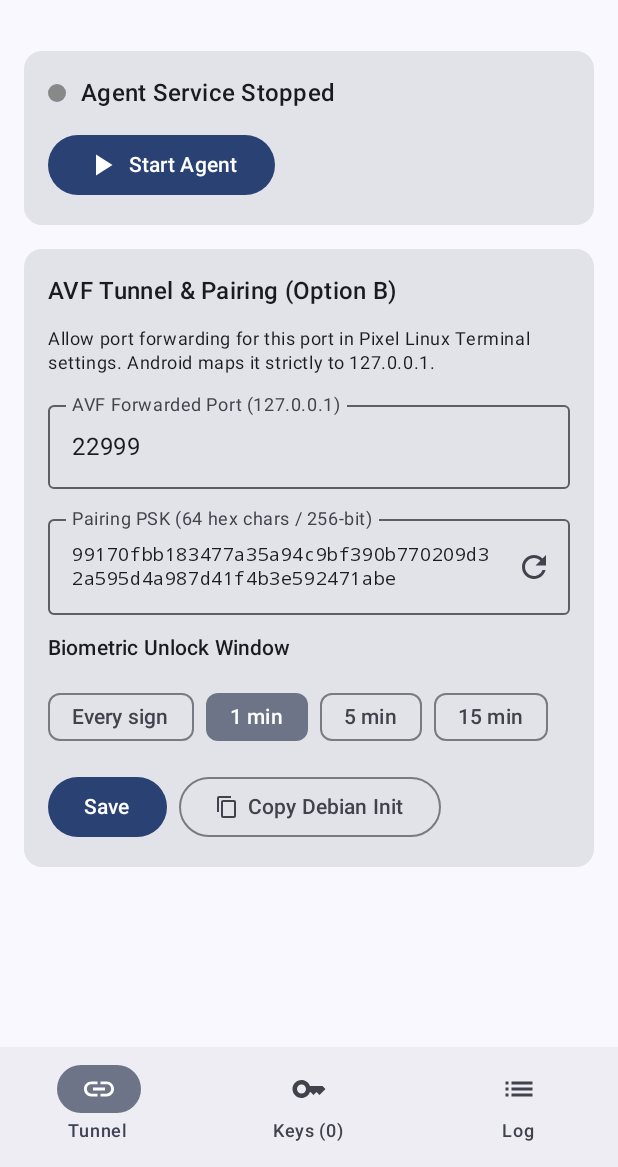
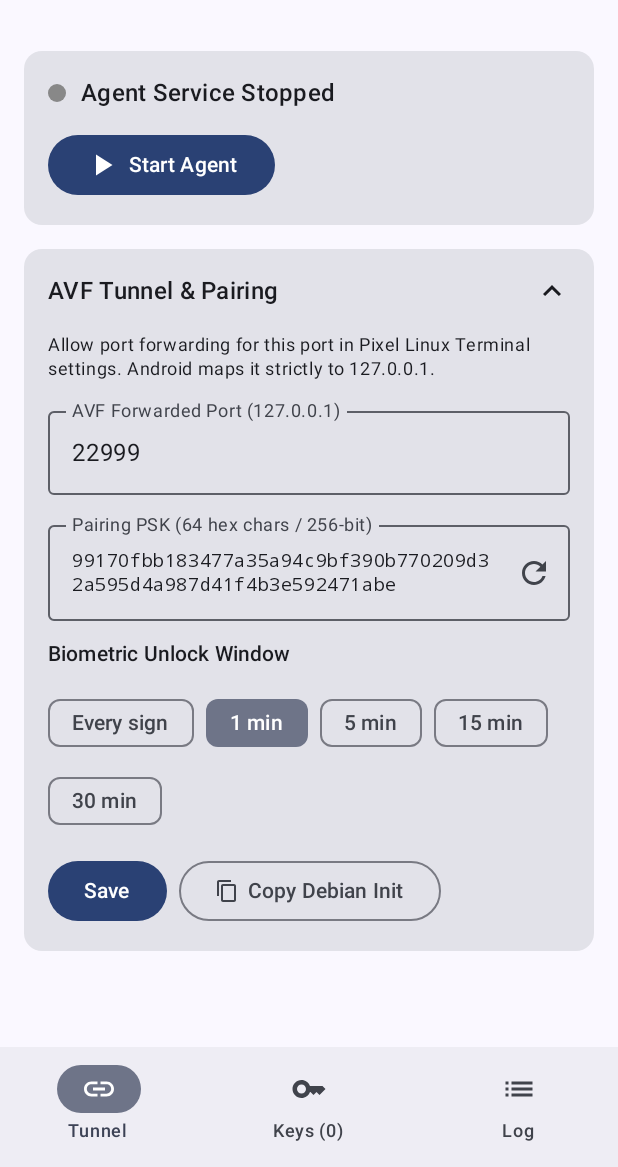
Before and after one commit to moses70/pixel-ssh-agent, an Android app built with Jetpack Compose: the screen it shows after launch (MainActivity), after a tap on "1 min", on a phone screen of 412 x 824 dp, the part 69-1236 px from its top. Run offline under Robolectric (Android 15) with nearby library versions, the phone set to English and light mode, and no system bars; 1 statement that could not run was skipped; 3 other taps on this screen came first.

Commit message:
ui(android): make tunnel settings collapsible, wrap unlock chips in FlowRow, add 30 min option, and remove Option B label

```diff
--- a/android-app/app/src/main/java/io/github/moses70/pixelsshagent/ui/MainActivity.kt
+++ b/android-app/app/src/main/java/io/github/moses70/pixelsshagent/ui/MainActivity.kt
@@ -14,10 +14,14 @@ import androidx.activity.compose.setContent
 import androidx.activity.result.contract.ActivityResultContracts
 import androidx.biometric.BiometricManager
 import androidx.biometric.BiometricPrompt
+import androidx.compose.animation.AnimatedVisibility
 import androidx.compose.foundation.background
+import androidx.compose.foundation.clickable
 import androidx.compose.foundation.layout.Arrangement
 import androidx.compose.foundation.layout.Box
 import androidx.compose.foundation.layout.Column
+import androidx.compose.foundation.layout.ExperimentalLayoutApi
+import androidx.compose.foundation.layout.FlowRow
 import androidx.compose.foundation.layout.Row
 import androidx.compose.foundation.layout.Spacer
 import androidx.compose.foundation.layout.fillMaxSize
@@ -37,6 +41,8 @@ import androidx.compose.material.icons.automirrored.filled.List
 import androidx.compose.material.icons.filled.Add
 import androidx.compose.material.icons.filled.ContentCopy
 import androidx.compose.material.icons.filled.Delete
+import androidx.compose.material.icons.filled.ExpandLess
+import androidx.compose.material.icons.filled.ExpandMore
 import androidx.compose.material.icons.filled.FileUpload
 import androidx.compose.material.icons.filled.Fingerprint
 import androidx.compose.material.icons.filled.Key
@@ -354,6 +360,7 @@ private fun PendingApprovalBanner(
     }
 }
 
+@OptIn(ExperimentalLayoutApi::class)
 @Composable
 private fun TunnelAndPairingTab(
     settings: AgentSettings,
@@ -365,9 +372,12 @@ private fun TunnelAndPairingTab(
     onStopService: () -> Unit,
 ) {
     val context = LocalContext.current
+    var settingsExpanded by remember { mutableStateOf(false) }
     var portText by remember(settings.port) { mutableStateOf(settings.port.toString()) }
     var pskText by remember(settings.pskHex) { mutableStateOf(settings.pskHex) }
     var unlockMinutes by remember(settings.unlockWindowMinutes) { mutableIntStateOf(settings.unlockWindowMinutes) }
+
+    val unlockSummary = if (settings.unlockWindowMinutes == 0) "Every sign" else "${settings.unlockWindowMinutes} min"
 
     val running = connectionState != TunnelConnectionState.STOPPED
     val statusColor = when (connectionState) {
@@ -430,8 +440,37 @@ private fun TunnelAndPairingTab(
         }
 
         Card(modifier = Modifier.fillMaxWidth()) {
-            Column(modifier = Modifier.padding(16.dp), verticalArrangement = Arrangement.spacedBy(12.dp)) {
-                Text("AVF Tunnel & Pairing (Option B)", style = MaterialTheme.typography.titleMedium)
+            Column(modifier = Modifier.fillMaxWidth()) {
+                Row(
+                    modifier = Modifier
+                        .fillMaxWidth()
+                        .clickable { settingsExpanded = !settingsExpanded }
+                        .padding(16.dp),
+                    horizontalArrangement = Arrangement.SpaceBetween,
+                    verticalAlignment = Alignment.CenterVertically,
+                ) {
+                    Column(modifier = Modifier.weight(1f)) {
+                        Text("AVF Tunnel & Pairing", style = MaterialTheme.typography.titleMedium)
+                        if (!settingsExpanded) {
+                            Spacer(Modifier.height(2.dp))
+                            Text(
+                                "Port ${settings.port} • Unlock: $unlockSummary",
+                                style = MaterialTheme.typography.bodySmall,
+                                color = MaterialTheme.colorScheme.onSurfaceVariant,
+                            )
+                        }
+                    }
+                    Icon(
+                        imageVector = if (settingsExpanded) Icons.Default.ExpandLess else Icons.Default.ExpandMore,
+                        contentDescription = if (settingsExpanded) "Collapse settings" else "Expand settings",
+                    )
+                }
+
+                AnimatedVisibility(visible = settingsExpanded) {
+                    Column(
+                        modifier = Modifier.padding(start = 16.dp, end = 16.dp, bottom = 16.dp),
+                        verticalArrangement = Arrangement.spacedBy(12.dp),
+                    ) {
                         Text(
                             "Allow port forwarding for this port in Pixel Linux Terminal settings. " +
                                 "Android maps it strictly to 127.0.0.1.",
@@ -462,8 +501,17 @@ private fun TunnelAndPairingTab(
                         )
 
                         Text("Biometric Unlock Window", style = MaterialTheme.typography.labelLarge)
-                Row(horizontalArrangement = Arrangement.spacedBy(8.dp)) {
-                    listOf(0 to "Every sign", 1 to "1 min", 5 to "5 min", 15 to "15 min").forEach { (mins, label) ->
+                        FlowRow(
+                            horizontalArrangement = Arrangement.spacedBy(8.dp),
+                            verticalArrangement = Arrangement.spacedBy(4.dp),
+                        ) {
+                            listOf(
+                                0 to "Every sign",
+                                1 to "1 min",
+                                5 to "5 min",
+                                15 to "15 min",
+                                30 to "30 min",
+                            ).forEach { (mins, label) ->
                                 FilterChip(
                                     selected = unlockMinutes == mins,
                                     onClick = { unlockMinutes = mins },
@@ -483,6 +531,7 @@ private fun TunnelAndPairingTab(
                                             unlockWindowMinutes = unlockMinutes,
                                         ),
                                     )
+                                    settingsExpanded = false
                                     Toast.makeText(context, "Settings saved", Toast.LENGTH_SHORT).show()
                                 },
                             ) {
@@ -498,6 +547,8 @@ private fun TunnelAndPairingTab(
                                 Icon(Icons.Default.ContentCopy, contentDescription = null, modifier = Modifier.size(16.dp))
                                 Spacer(Modifier.width(6.dp))
                                 Text("Copy Debian Init")
+                            }
+                        }
                     }
                 }
             }
```
Lines whose indentation alone changed are shown as unchanged.
